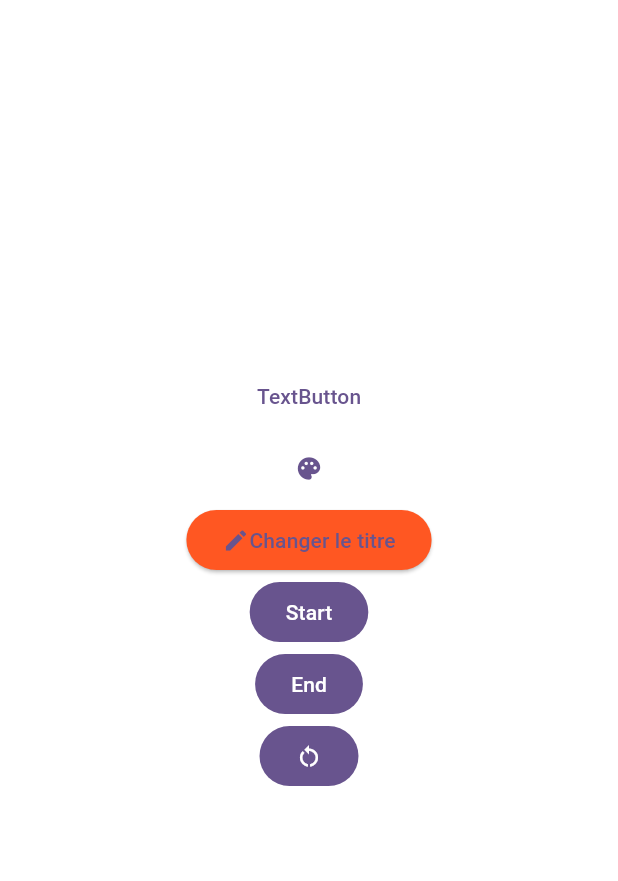
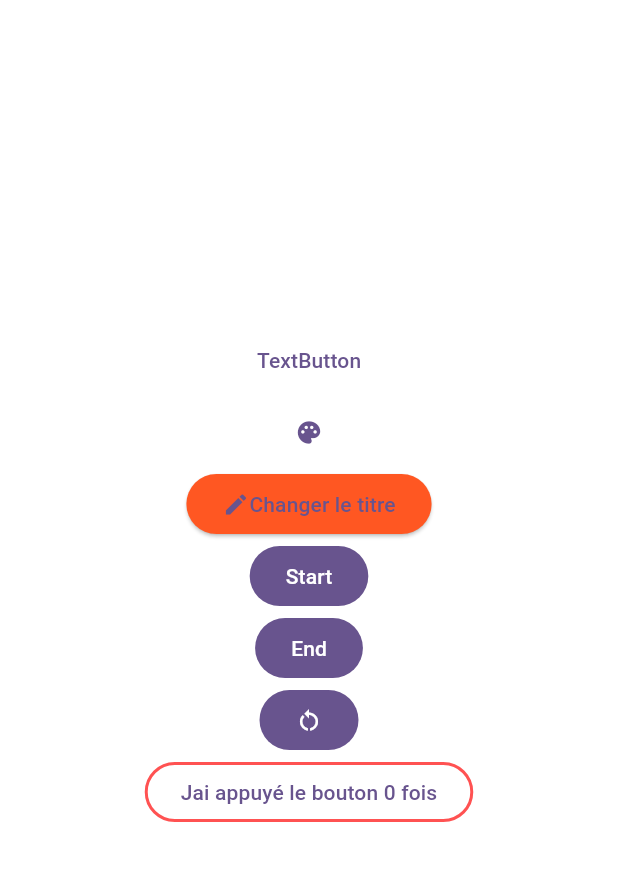
Before and after one commit to Felicitydev/flutter, a Flutter app: the screen it shows after launch, on a phone screen of 412 x 824 dp, the part 84-965 px from its top. Run offline on Flutter 3.47's test engine with Material 3 defaults, Android fonts, the light colour scheme and no system bars; our stand-ins replace sembast, shared_preferences; missing offline and left inert: encrypt.

Commit message:
[IMP] Outline button

```diff
--- a/interactives_widgets/lib/home_page.dart
+++ b/interactives_widgets/lib/home_page.dart
@@ -20,6 +20,13 @@ class _HomePageState extends State<HomePage> {
     "Learn flutter"
   ];
   int _titleIndex = 0;
+  int _count = 0;
+
+  _updateCount(){
+    setState(() {
+      _count++;
+    });
+  }
 
   _update_LongPressed() {
     setState(() {
@@ -104,6 +111,17 @@ _setToEnd() {
                   });
                 },
                 label: const Icon(Icons.restart_alt)
+            ),
+            OutlinedButton(
+                onPressed: _updateCount,
+                style: OutlinedButton.styleFrom(
+                  side: const BorderSide(
+                    width: 2,
+                    color: Colors.redAccent,
+                    style: BorderStyle.solid
+                  ),
+                ),
+                child: Text(("Jai appuyé le bouton $_count fois"))
             )
           ],
         ),
```
